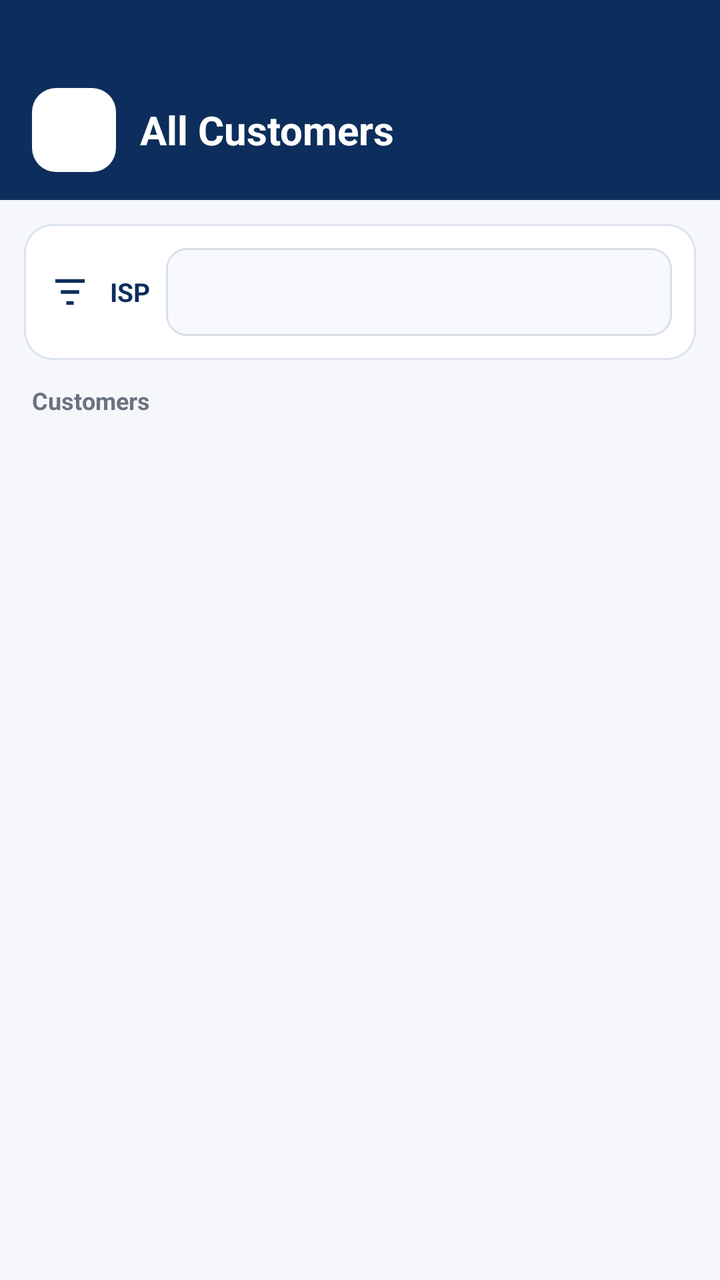
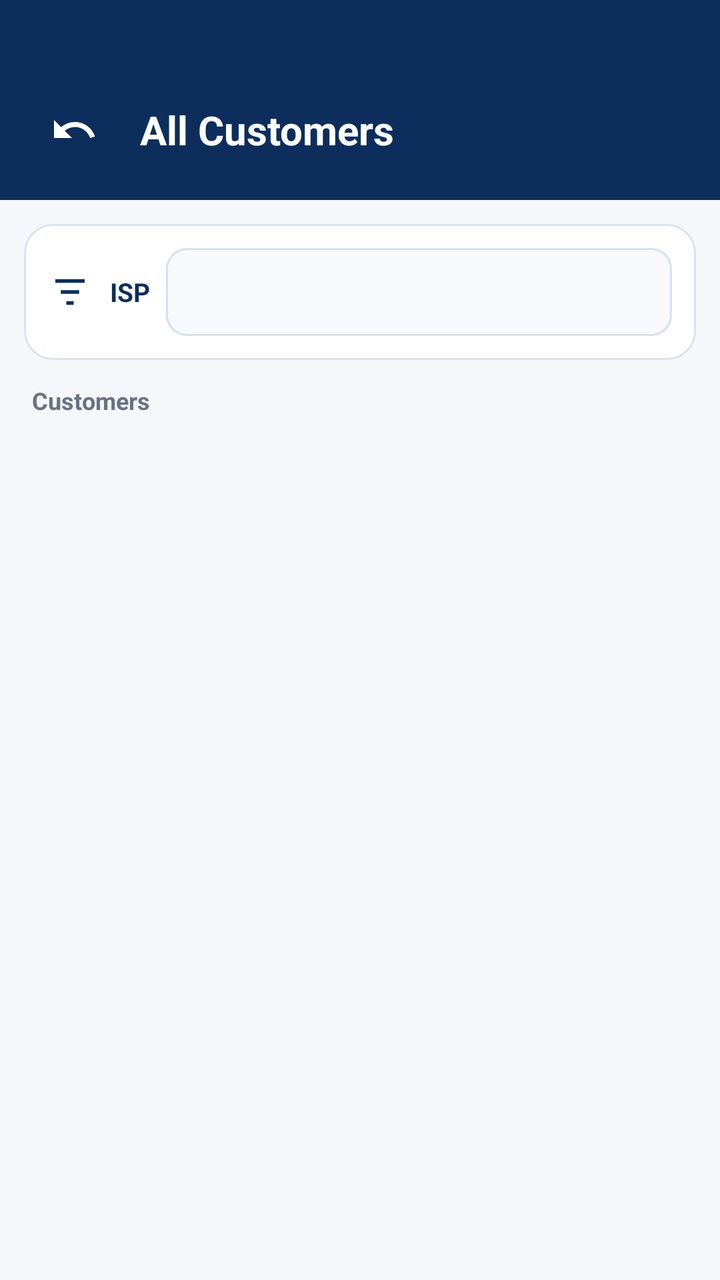

Compare the two renders of this Android layout. The source of the first and the diff that turns it into the second are given below.
<!-- AndroidManifest.xml: application theme Theme.EboneAdminPanel -->
<!-- res/layout/activity_customer_list.xml -->
<?xml version="1.0" encoding="utf-8"?>
<LinearLayout xmlns:android="http://schemas.android.com/apk/res/android"
    android:layout_width="match_parent"
    android:layout_height="match_parent"
    android:orientation="vertical"
    android:background="#F5F7FB">

    <LinearLayout
        android:layout_width="match_parent"
        android:layout_height="wrap_content"
        android:orientation="horizontal"
        android:gravity="center_vertical"
        android:paddingStart="16dp"
        android:paddingTop="44dp"
        android:paddingEnd="16dp"
        android:paddingBottom="14dp"
        android:background="#0D2E5C">

        <ImageButton
            android:id="@+id/btnBack"
            android:layout_width="42dp"
            android:layout_height="42dp"
            android:background="@drawable/bg_icon_button"
            android:contentDescription="Back"
            android:padding="10dp"
            android:src="@drawable/ic_arrow_back"
            android:tint="#FFFFFF" />

        <TextView
            android:id="@+id/tvCustomerListTitle"
            android:layout_width="0dp"
            android:layout_height="wrap_content"
            android:layout_weight="1"
            android:layout_marginStart="12dp"
            android:text="All Customers"
            android:textColor="#FFFFFF"
            android:textSize="20sp"
            android:textStyle="bold" />

    </LinearLayout>

    <LinearLayout
        android:layout_width="match_parent"
        android:layout_height="wrap_content"
        android:layout_margin="12dp"
        android:padding="12dp"
        android:orientation="horizontal"
        android:gravity="center_vertical"
        android:background="@drawable/bg_filter">

        <ImageView
            android:layout_width="22dp"
            android:layout_height="22dp"
            android:src="@drawable/ic_filter"
            android:tint="#0D2E5C"
            android:contentDescription="ISP filter" />

        <TextView
            android:layout_width="wrap_content"
            android:layout_height="wrap_content"
            android:layout_marginStart="9dp"
            android:text="ISP"
            android:textColor="#0D2E5C"
            android:textSize="13sp"
            android:textStyle="bold" />

        <Spinner
            android:id="@+id/spinnerIsp"
            android:layout_width="0dp"
            android:layout_height="44dp"
            android:layout_weight="1"
            android:layout_marginStart="8dp"
            android:background="@drawable/bg_spinner"
            android:paddingStart="10dp"
            android:paddingEnd="8dp" />

    </LinearLayout>

    <TextView
        android:id="@+id/tvCustomerCount"
        android:layout_width="match_parent"
        android:layout_height="wrap_content"
        android:layout_marginStart="16dp"
        android:layout_marginEnd="16dp"
        android:layout_marginBottom="4dp"
        android:text="Customers"
        android:textColor="#6B7280"
        android:textSize="12sp"
        android:textStyle="bold" />

    <androidx.recyclerview.widget.RecyclerView
        android:id="@+id/rvCustomers"
        android:layout_width="match_parent"
        android:layout_height="0dp"
        android:layout_weight="1"
        android:clipToPadding="false"
        android:paddingStart="12dp"
        android:paddingTop="4dp"
        android:paddingEnd="12dp"
        android:paddingBottom="20dp" />

    <TextView
        android:id="@+id/tvEmptyCustomers"
        android:layout_width="match_parent"
        android:layout_height="wrap_content"
        android:layout_margin="32dp"
        android:gravity="center"
        android:text="No customers found"
        android:textColor="#7B8494"
        android:textSize="14sp"
        android:visibility="gone" />

</LinearLayout>
<!-- resources referenced by this layout -->
<resources>
  <!-- drawable bg_filter (drawable) -->
  <?xml version="1.0" encoding="utf-8"?>
  <shape xmlns:android="http://schemas.android.com/apk/res/android"
      android:shape="rectangle">
  
      <solid android:color="#FFFFFF" />
  
      <corners android:radius="14dp" />
  
      <stroke
          android:width="1dp"
          android:color="#DCE3ED" />
  
  </shape>
  <!-- drawable bg_icon_button (drawable) -->
  <?xml version="1.0" encoding="utf-8"?>
  <shape xmlns:android="http://schemas.android.com/apk/res/android"
      android:shape="rectangle">
  
      <solid
          android:color="#FFFFFF"
          android:alpha="0.14" />
  
      <corners android:radius="12dp" />
  
  </shape>
  <!-- drawable bg_spinner (drawable) -->
  <?xml version="1.0" encoding="utf-8"?>
  <shape xmlns:android="http://schemas.android.com/apk/res/android"
      android:shape="rectangle">
  
      <solid android:color="#F7F9FC" />
  
      <corners android:radius="10dp" />
  
      <stroke
          android:width="1dp"
          android:color="#D8E0EA" />
  
  </shape>
  <!-- drawable ic_arrow_back (drawable) -->
  <vector xmlns:android="http://schemas.android.com/apk/res/android"
      android:width="24dp" android:height="24dp" android:viewportWidth="24" android:viewportHeight="24">
      <path android:fillColor="#FFFFFF" android:pathData="M20,11 L7.8,11 L13.4,5.4 L12,4 L4,12 L12,20 L13.4,18.6 L7.8,13 L20,13 Z"/>
  </vector>
  <!-- drawable ic_filter (drawable) -->
  <?xml version="1.0" encoding="utf-8"?>
  <vector xmlns:android="http://schemas.android.com/apk/res/android"
      android:width="24dp"
      android:height="24dp"
      android:viewportWidth="24"
      android:viewportHeight="24">
  
      <path
          android:fillColor="#FF0D2E5C"
          android:pathData="M4,5h16v2H4zM7,11h10v2H7zM10,17h4v2h-4z" />
  
  </vector>
  <style name="Theme.EboneAdminPanel" parent="Theme.AppCompat.Light.NoActionBar" />
</resources>

<!-- the commit's change to res/layout/activity_customer_list.xml (unified diff, before → after) -->
@@ -1,5 +1,7 @@
 <?xml version="1.0" encoding="utf-8"?>
-<LinearLayout xmlns:android="http://schemas.android.com/apk/res/android"
+<LinearLayout
+    xmlns:android="http://schemas.android.com/apk/res/android"
+    xmlns:app="http://schemas.android.com/apk/res-auto"
     android:layout_width="match_parent"
     android:layout_height="match_parent"
     android:orientation="vertical"
@@ -20,11 +22,11 @@
             android:id="@+id/btnBack"
             android:layout_width="42dp"
             android:layout_height="42dp"
-            android:background="@drawable/bg_icon_button"
+            android:background="@android:color/transparent"
             android:contentDescription="Back"
-            android:padding="10dp"
-            android:src="@drawable/ic_arrow_back"
-            android:tint="#FFFFFF" />
+            android:padding="9dp"
+            android:src="@drawable/ic_arrow_back_uturn"
+            app:tint="#FFFFFF" />
 
         <TextView
             android:id="@+id/tvCustomerListTitle"
@@ -52,7 +54,7 @@
             android:layout_width="22dp"
             android:layout_height="22dp"
             android:src="@drawable/ic_filter"
-            android:tint="#0D2E5C"
+            app:tint="#0D2E5C"
             android:contentDescription="ISP filter" />
 
         <TextView
<!-- resource entries referenced after the edit -->
@@ -14,18 +14,6 @@
           android:color="#DCE3ED" />
   
   </shape>
-  <!-- drawable bg_icon_button (drawable) -->
-  <?xml version="1.0" encoding="utf-8"?>
-  <shape xmlns:android="http://schemas.android.com/apk/res/android"
-      android:shape="rectangle">
-  
-      <solid
-          android:color="#FFFFFF"
-          android:alpha="0.14" />
-  
-      <corners android:radius="12dp" />
-  
-  </shape>
   <!-- drawable bg_spinner (drawable) -->
   <?xml version="1.0" encoding="utf-8"?>
   <shape xmlns:android="http://schemas.android.com/apk/res/android"
@@ -40,10 +28,15 @@
           android:color="#D8E0EA" />
   
   </shape>
-  <!-- drawable ic_arrow_back (drawable) -->
+  <!-- drawable ic_arrow_back_uturn (drawable) -->
   <vector xmlns:android="http://schemas.android.com/apk/res/android"
-      android:width="24dp" android:height="24dp" android:viewportWidth="24" android:viewportHeight="24">
-      <path android:fillColor="#FFFFFF" android:pathData="M20,11 L7.8,11 L13.4,5.4 L12,4 L4,12 L12,20 L13.4,18.6 L7.8,13 L20,13 Z"/>
+      android:width="24dp"
+      android:height="24dp"
+      android:viewportWidth="24"
+      android:viewportHeight="24">
+      <path
+          android:fillColor="#172033"
+          android:pathData="M12.5,8c-2.65,0 -5.05,0.99 -6.9,2.6L2,7v9h9l-3.62,-3.62c1.39,-1.16 3.16,-1.88 5.12,-1.88c3.54,0 6.55,2.31 7.6,5.5l2.37,-0.78C21.08,11.03 17.15,8 12.5,8z" />
   </vector>
   <!-- drawable ic_filter (drawable) -->
   <?xml version="1.0" encoding="utf-8"?>
